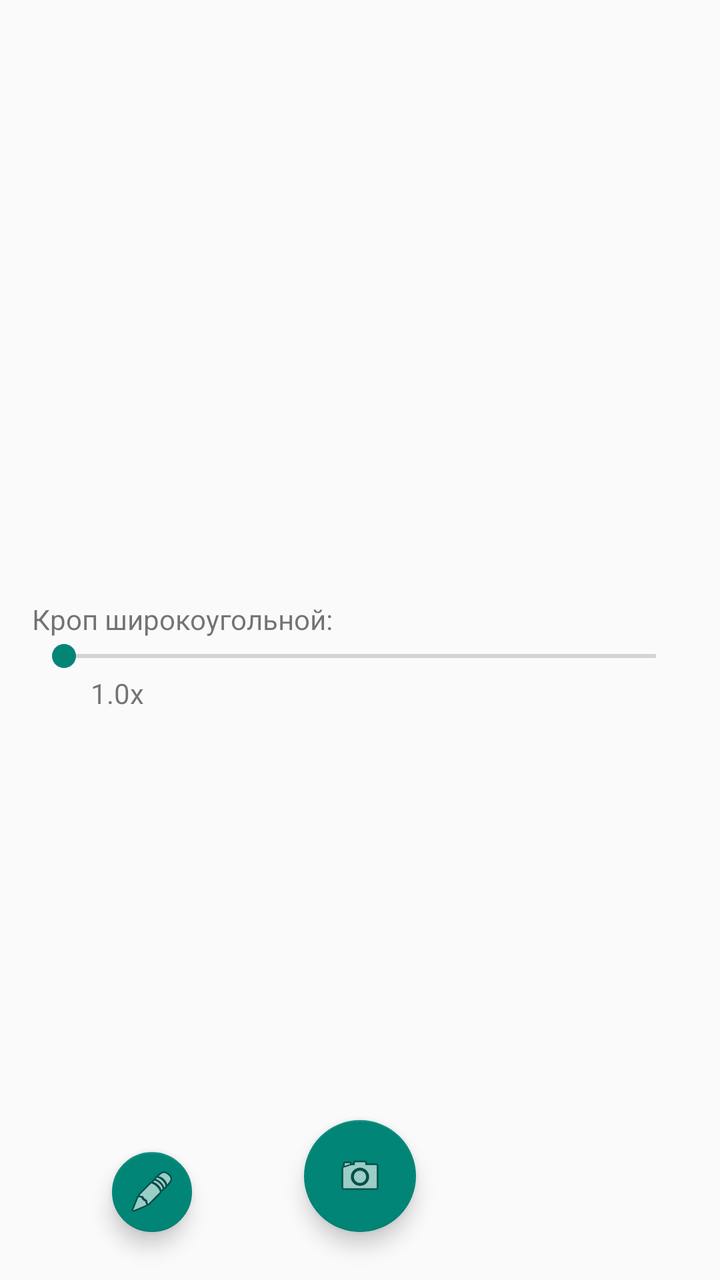
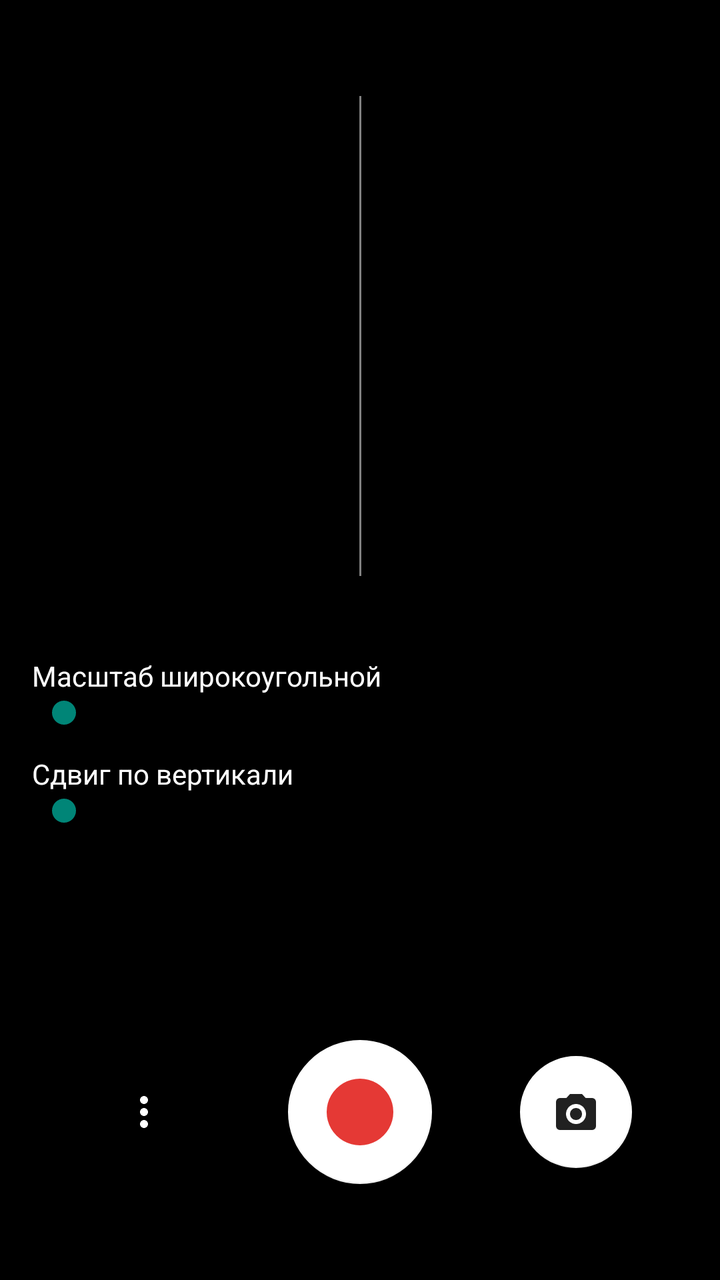

An Android layout rendered at two revisions. The XML below is the earlier revision; the diff shows what the commit changed to produce the second picture.
<!-- AndroidManifest.xml: application theme Theme.My3DCamera -->
<!-- res/layout/activity_main.xml -->
<?xml version="1.0" encoding="utf-8"?>
<androidx.constraintlayout.widget.ConstraintLayout xmlns:android="http://schemas.android.com/apk/res/android"
    xmlns:app="http://schemas.android.com/apk/res-auto"
    android:layout_width="match_parent"
    android:layout_height="match_parent">

    <LinearLayout
        android:id="@+id/contentContainer"
        android:layout_width="match_parent"
        android:layout_height="wrap_content"
        android:orientation="vertical"
        app:layout_constraintTop_toTopOf="parent"
        app:layout_constraintBottom_toBottomOf="parent">

        <LinearLayout
            android:id="@+id/previewsContainer"
            android:layout_width="match_parent"
            android:layout_height="0dp"
            android:orientation="horizontal"
            android:gravity="center">

            <TextureView
                android:id="@+id/viewFinderWide"
                android:layout_width="0dp"
                android:layout_height="match_parent"
                android:layout_marginEnd="4dp"
                android:layout_weight="1" />

            <TextureView
                android:id="@+id/viewFinder"
                android:layout_width="0dp"
                android:layout_height="match_parent"
                android:layout_weight="1"
                android:layout_marginStart="4dp" />

        </LinearLayout>
        
        <LinearLayout
            android:id="@+id/cropControlsContainer"
            android:layout_width="match_parent"
            android:layout_height="wrap_content"
            android:orientation="vertical"
            android:padding="16dp"
            android:layout_marginTop="16dp">

            <LinearLayout
                android:layout_width="match_parent"
                android:layout_height="wrap_content"
                android:gravity="center_vertical"
                android:orientation="vertical">

                <TextView
                    android:layout_width="match_parent"
                    android:layout_height="wrap_content"
                    android:layout_marginEnd="8dp"
                    android:text="Кроп широкоугольной:" />

                <SeekBar
                    android:id="@+id/wideCropSeekBar"
                    android:layout_width="match_parent"
                    android:layout_height="wrap_content"
                    android:layout_weight="1"
                    android:max="100"
                    android:progress="0" />

                <TextView
                    android:id="@+id/wideCropValue"
                    android:layout_width="48dp"
                    android:layout_height="wrap_content"
                    android:layout_marginStart="8dp"
                    android:gravity="end"
                    android:text="1.0x" />
            </LinearLayout>

        </LinearLayout>

    </LinearLayout>

    <com.google.android.material.floatingactionbutton.FloatingActionButton
        android:id="@+id/captureButton"
        android:layout_width="wrap_content"
        android:layout_height="wrap_content"
        android:layout_margin="24dp"
        android:contentDescription="Записать видео"
        app:layout_constraintBottom_toBottomOf="parent"
        app:layout_constraintLeft_toLeftOf="parent"
        app:layout_constraintRight_toRightOf="parent"
        app:srcCompat="@android:drawable/ic_menu_camera" />

    <com.google.android.material.floatingactionbutton.FloatingActionButton
        android:id="@+id/sbsButton"
        android:layout_width="wrap_content"
        android:layout_height="wrap_content"
        android:layout_margin="24dp"
        android:contentDescription="Создать SBS видео"
        app:layout_constraintBottom_toBottomOf="parent"
        app:layout_constraintRight_toLeftOf="@id/captureButton"
        app:layout_constraintLeft_toLeftOf="parent"
        app:srcCompat="@android:drawable/ic_menu_edit"
        app:fabSize="mini" />

</androidx.constraintlayout.widget.ConstraintLayout>
<!-- resources referenced by this layout -->
<resources>
  <style name="Theme.My3DCamera" parent="Theme.AppCompat.Light.NoActionBar">
          
          <item name="colorPrimary">@color/purple_500</item>
          <item name="colorPrimaryVariant">@color/purple_700</item>
          <item name="colorOnPrimary">@color/white</item>
          
          <item name="colorSecondary">@color/teal_200</item>
          <item name="colorSecondaryVariant">@color/teal_700</item>
          <item name="colorOnSecondary">@color/black</item>
          
          <item name="android:statusBarColor">?attr/colorPrimaryVariant</item>
      </style>
  <color name="purple_500">#FF6200EE</color>
  <color name="purple_700">#FF3700B3</color>
  <color name="white">#FFFFFFFF</color>
  <color name="teal_200">#FF03DAC5</color>
  <color name="teal_700">#FF018786</color>
  <color name="black">#FF000000</color>
</resources>

<!-- the commit's change to res/layout/activity_main.xml (unified diff, before → after) -->
@@ -2,101 +2,156 @@
 <androidx.constraintlayout.widget.ConstraintLayout xmlns:android="http://schemas.android.com/apk/res/android"
     xmlns:app="http://schemas.android.com/apk/res-auto"
     android:layout_width="match_parent"
-    android:layout_height="match_parent">
+    android:layout_height="match_parent"
+    android:background="@color/black">
+
+    <TextureView
+        android:id="@+id/preview"
+        android:layout_width="0dp"
+        android:layout_height="0dp"
+        android:layout_marginTop="48dp"
+        app:layout_constraintDimensionRatio="3:2"
+        app:layout_constraintEnd_toEndOf="parent"
+        app:layout_constraintStart_toStartOf="parent"
+        app:layout_constraintTop_toTopOf="parent" />
+
+    <View
+        android:id="@+id/eyeDivider"
+        android:layout_width="1dp"
+        android:layout_height="0dp"
+        android:background="#80FFFFFF"
+        app:layout_constraintBottom_toBottomOf="@id/preview"
+        app:layout_constraintEnd_toEndOf="@id/preview"
+        app:layout_constraintStart_toStartOf="@id/preview"
+        app:layout_constraintTop_toTopOf="@id/preview" />
+
+    <TextView
+        android:id="@+id/recordingIndicator"
+        android:layout_width="wrap_content"
+        android:layout_height="wrap_content"
+        android:layout_margin="8dp"
+        android:background="#99000000"
+        android:paddingHorizontal="8dp"
+        android:paddingVertical="2dp"
+        android:textColor="#FFFF4444"
+        android:textStyle="bold"
+        android:visibility="gone"
+        app:layout_constraintStart_toStartOf="@id/preview"
+        app:layout_constraintTop_toTopOf="@id/preview" />
+
+    <TextView
+        android:id="@+id/statusText"
+        android:layout_width="0dp"
+        android:layout_height="wrap_content"
+        android:layout_marginHorizontal="16dp"
+        android:layout_marginTop="8dp"
+        android:gravity="center"
+        android:textColor="#B3FFFFFF"
+        android:textSize="12sp"
+        app:layout_constraintEnd_toEndOf="parent"
+        app:layout_constraintStart_toStartOf="parent"
+        app:layout_constraintTop_toBottomOf="@id/preview" />
 
     <LinearLayout
-        android:id="@+id/contentContainer"
-        android:layout_width="match_parent"
+        android:id="@+id/calibrationPanel"
+        android:layout_width="0dp"
         android:layout_height="wrap_content"
+        android:layout_marginTop="16dp"
         android:orientation="vertical"
-        app:layout_constraintTop_toTopOf="parent"
-        app:layout_constraintBottom_toBottomOf="parent">
+        android:paddingHorizontal="16dp"
+        app:layout_constraintEnd_toEndOf="parent"
+        app:layout_constraintStart_toStartOf="parent"
+        app:layout_constraintTop_toBottomOf="@id/statusText">
 
         <LinearLayout
-            android:id="@+id/previewsContainer"
-            android:layout_width="match_parent"
-            android:layout_height="0dp"
-            android:orientation="horizontal"
-            android:gravity="center">
-
-            <TextureView
-                android:id="@+id/viewFinderWide"
-                android:layout_width="0dp"
-                android:layout_height="match_parent"
-                android:layout_marginEnd="4dp"
-                android:layout_weight="1" />
-
-            <TextureView
-                android:id="@+id/viewFinder"
-                android:layout_width="0dp"
-                android:layout_height="match_parent"
-                android:layout_weight="1"
-                android:layout_marginStart="4dp" />
-
-        </LinearLayout>
-        
-        <LinearLayout
-            android:id="@+id/cropControlsContainer"
             android:layout_width="match_parent"
             android:layout_height="wrap_content"
-            android:orientation="vertical"
-            android:padding="16dp"
-            android:layout_marginTop="16dp">
+            android:orientation="horizontal">
 
-            <LinearLayout
-                android:layout_width="match_parent"
+            <TextView
+                android:layout_width="0dp"
                 android:layout_height="wrap_content"
-                android:gravity="center_vertical"
-                android:orientation="vertical">
+                android:layout_weight="1"
+                android:text="@string/calibration_scale"
+                android:textColor="@color/white" />
 
-                <TextView
-                    android:layout_width="match_parent"
-                    android:layout_height="wrap_content"
-                    android:layout_marginEnd="8dp"
-                    android:text="Кроп широкоугольной:" />
-
-                <SeekBar
-                    android:id="@+id/wideCropSeekBar"
-                    android:layout_width="match_parent"
-                    android:layout_height="wrap_content"
-                    android:layout_weight="1"
-                    android:max="100"
-                    android:progress="0" />
-
-                <TextView
-                    android:id="@+id/wideCropValue"
-                    android:layout_width="48dp"
-                    android:layout_height="wrap_content"
-                    android:layout_marginStart="8dp"
-                    android:gravity="end"
-                    android:text="1.0x" />
-            </LinearLayout>
-
+            <TextView
+                android:id="@+id/scaleValue"
+                android:layout_width="wrap_content"
+                android:layout_height="wrap_content"
+                android:textColor="@color/white" />
         </LinearLayout>
 
+        <SeekBar
+            android:id="@+id/scaleSeekBar"
+            android:layout_width="match_parent"
+            android:layout_height="wrap_content"
+            android:layout_marginBottom="12dp"
+            android:max="200" />
+
+        <LinearLayout
+            android:layout_width="match_parent"
+            android:layout_height="wrap_content"
+            android:orientation="horizontal">
+
+            <TextView
+                android:layout_width="0dp"
+                android:layout_height="wrap_content"
+                android:layout_weight="1"
+                android:text="@string/calibration_vertical"
+                android:textColor="@color/white" />
+
+            <TextView
+                android:id="@+id/verticalValue"
+                android:layout_width="wrap_content"
+                android:layout_height="wrap_content"
+                android:textColor="@color/white" />
+        </LinearLayout>
+
+        <SeekBar
+            android:id="@+id/verticalSeekBar"
+            android:layout_width="match_parent"
+            android:layout_height="wrap_content"
+            android:max="200" />
     </LinearLayout>
 
+    <ImageButton
+        android:id="@+id/menuButton"
+        android:layout_width="56dp"
+        android:layout_height="56dp"
+        android:background="?attr/selectableItemBackgroundBorderless"
+        android:contentDescription="@string/menu"
+        android:src="@drawable/ic_more"
+        app:layout_constraintBottom_toBottomOf="@id/recordButton"
+        app:layout_constraintEnd_toStartOf="@id/recordButton"
+        app:layout_constraintHorizontal_chainStyle="spread"
+        app:layout_constraintStart_toStartOf="parent"
+        app:layout_constraintTop_toTopOf="@id/recordButton" />
+
     <com.google.android.material.floatingactionbutton.FloatingActionButton
-        android:id="@+id/captureButton"
+        android:id="@+id/recordButton"
         android:layout_width="wrap_content"
         android:layout_height="wrap_content"
-        android:layout_margin="24dp"
-        android:contentDescription="Записать видео"
+        android:layout_marginBottom="48dp"
+        android:contentDescription="@string/record_video"
+        android:src="@drawable/ic_record"
+        app:backgroundTint="@color/white"
+        app:fabCustomSize="72dp"
+        app:maxImageSize="40dp"
         app:layout_constraintBottom_toBottomOf="parent"
-        app:layout_constraintLeft_toLeftOf="parent"
-        app:layout_constraintRight_toRightOf="parent"
-        app:srcCompat="@android:drawable/ic_menu_camera" />
+        app:layout_constraintEnd_toStartOf="@id/photoButton"
+        app:layout_constraintStart_toEndOf="@id/menuButton" />
 
     <com.google.android.material.floatingactionbutton.FloatingActionButton
-        android:id="@+id/sbsButton"
+        android:id="@+id/photoButton"
         android:layout_width="wrap_content"
         android:layout_height="wrap_content"
-        android:layout_margin="24dp"
-        android:contentDescription="Создать SBS видео"
-        app:layout_constraintBottom_toBottomOf="parent"
-        app:layout_constraintRight_toLeftOf="@id/captureButton"
-        app:layout_constraintLeft_toLeftOf="parent"
-        app:srcCompat="@android:drawable/ic_menu_edit"
-        app:fabSize="mini" />
+        android:contentDescription="@string/take_photo"
+        android:src="@drawable/ic_photo"
+        app:backgroundTint="@color/white"
+        app:layout_constraintBottom_toBottomOf="@id/recordButton"
+        app:layout_constraintEnd_toEndOf="parent"
+        app:layout_constraintStart_toEndOf="@id/recordButton"
+        app:layout_constraintTop_toTopOf="@id/recordButton" />
 
 </androidx.constraintlayout.widget.ConstraintLayout>
<!-- resource entries referenced after the edit -->
@@ -15,6 +15,41 @@
   <color name="purple_500">#FF6200EE</color>
   <color name="purple_700">#FF3700B3</color>
   <color name="white">#FFFFFFFF</color>
+  <!-- drawable ic_more (drawable) -->
+  <vector xmlns:android="http://schemas.android.com/apk/res/android"
+      android:width="24dp"
+      android:height="24dp"
+      android:viewportWidth="24"
+      android:viewportHeight="24">
+      <path
+          android:fillColor="#FFFFFFFF"
+          android:pathData="M12,8c1.1,0 2,-0.9 2,-2s-0.9,-2 -2,-2 -2,0.9 -2,2 0.9,2 2,2zM12,10c-1.1,0 -2,0.9 -2,2s0.9,2 2,2 2,-0.9 2,-2 -0.9,-2 -2,-2zM12,16c-1.1,0 -2,0.9 -2,2s0.9,2 2,2 2,-0.9 2,-2 -0.9,-2 -2,-2z" />
+  </vector>
+  <!-- drawable ic_photo (drawable) -->
+  <vector xmlns:android="http://schemas.android.com/apk/res/android"
+      android:width="24dp"
+      android:height="24dp"
+      android:viewportWidth="24"
+      android:viewportHeight="24">
+      <path
+          android:fillColor="#FF212121"
+          android:pathData="M9,3L7.17,5H4c-1.1,0 -2,0.9 -2,2v12c0,1.1 0.9,2 2,2h16c1.1,0 2,-0.9 2,-2V7c0,-1.1 -0.9,-2 -2,-2h-3.17L15,3H9zM12,18c-2.76,0 -5,-2.24 -5,-5s2.24,-5 5,-5 5,2.24 5,5 -2.24,5 -5,5zM12,16c1.66,0 3,-1.34 3,-3s-1.34,-3 -3,-3 -3,1.34 -3,3 1.34,3 3,3z" />
+  </vector>
+  <!-- drawable ic_record (drawable) -->
+  <vector xmlns:android="http://schemas.android.com/apk/res/android"
+      android:width="24dp"
+      android:height="24dp"
+      android:viewportWidth="24"
+      android:viewportHeight="24">
+      <path
+          android:fillColor="#FFE53935"
+          android:pathData="M12,2a10,10 0,1 0,0.001 0z" />
+  </vector>
+  <string name="calibration_scale">Масштаб широкоугольной</string>
+  <string name="calibration_vertical">Сдвиг по вертикали</string>
+  <string name="menu">Меню</string>
+  <string name="record_video">Записать видео</string>
+  <string name="take_photo">Сделать фото</string>
   <color name="teal_200">#FF03DAC5</color>
   <color name="teal_700">#FF018786</color>
   <color name="black">#FF000000</color>
